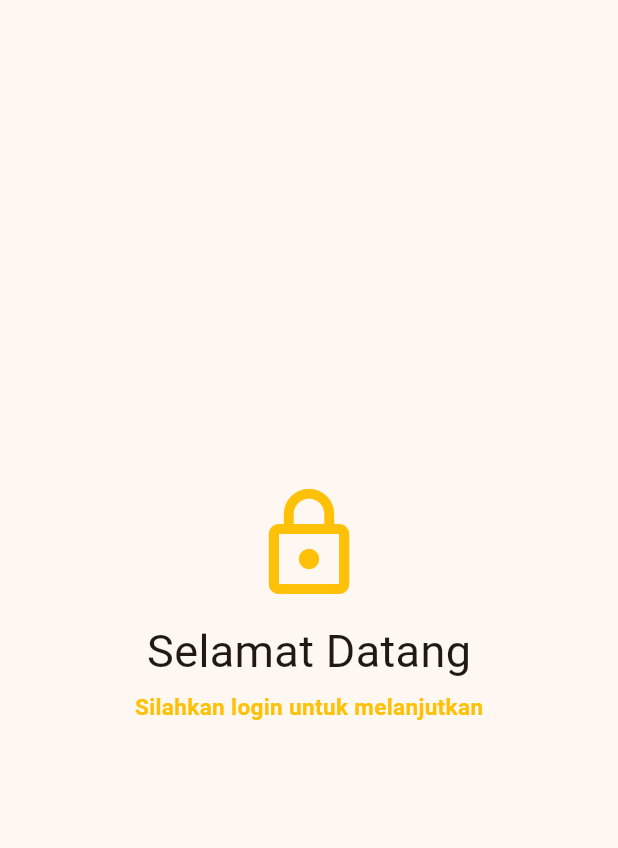
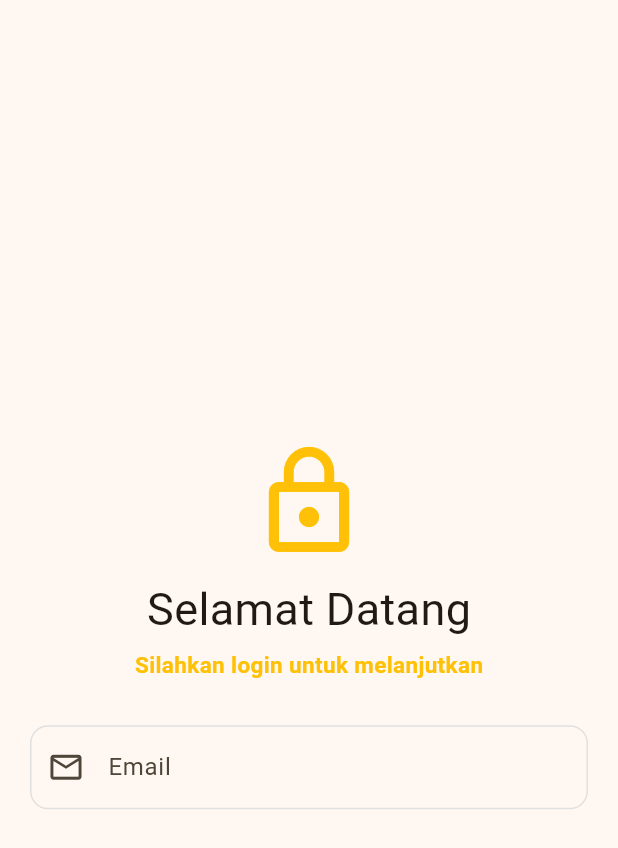
Before and after one commit to sellwia/week6, a Flutter app: the SignInPage screen opened directly, on a phone screen of 412 x 824 dp. Shown: the top 848 px of the screen. Run offline on Flutter 3.47's test engine with Material 3 defaults, Android fonts, the phone set to English and light mode, and no system bars.

Commit message:
menambahkan Input Decoration Properties

```diff
--- a/lib/screen/login.dart
+++ b/lib/screen/login.dart
@@ -10,7 +10,7 @@ return Scaffold(
           child: SingleChildScrollView(
             child: Container(
               padding: const EdgeInsets.all(20.0),
-              child: const Column(
+              child: Column(
                 children: [
                   SizedBox(height: 10),
                   Icon(
@@ -41,6 +41,35 @@ return Scaffold(
 
               SizedBox(height: 30),
 
+          TextField(
+            keyboardType: TextInputType.emailAddress,
+            decoration: InputDecoration(
+            labelText: 'Email',
+            hintText : 'Masukkan Email Anda',
+
+            border: OutlineInputBorder(
+              borderRadius: BorderRadius.circular(12.0),
+            ),
+
+           enabledBorder: OutlineInputBorder(
+              borderRadius: BorderRadius.circular(12),
+              borderSide: BorderSide(color: Colors.grey[300]!)
+            ),
+
+            focusedBorder: OutlineInputBorder(
+              borderRadius: BorderRadius.circular(12),
+              borderSide: BorderSide(
+              color: Colors.blue[700]!,
+              width: 2
+              ),
+            ),
+            prefixIcon: Icon(
+                        Icons.email_outlined,
+                          size: 25.0,
+                        ),
+            ),
+          ),
+
                 ],
               ),
             ),
```
